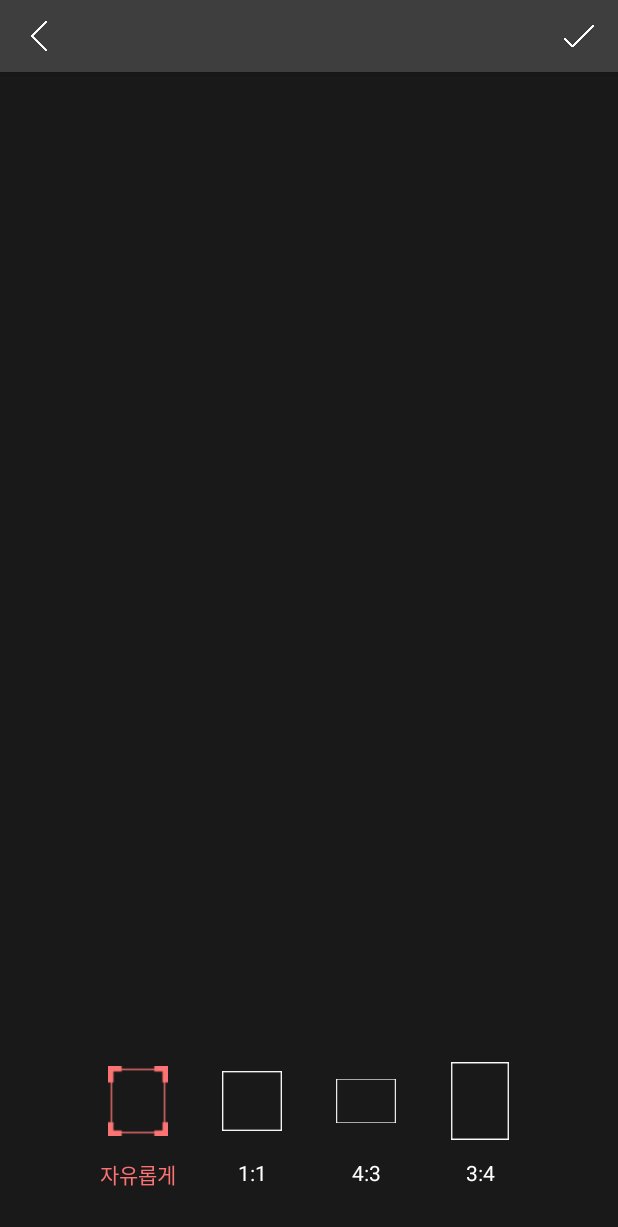
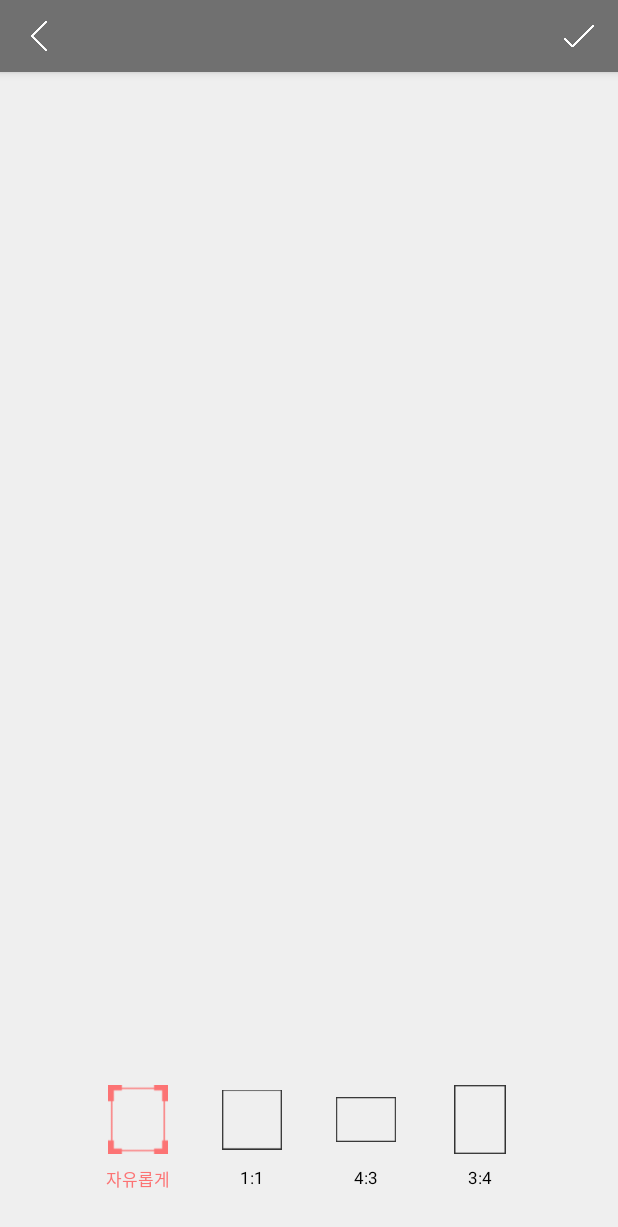
Before and after one commit to gkskzh100/NewAragraphy, an Android app: the CropBgActivity screen opened directly, with no data from a screen before it, after a tap on an icon or button, on a phone screen of 412 x 824 dp. Shown: the top 1227 px of the screen. Run offline under Robolectric (Android 15) with nearby library versions, the light colour scheme and no system bars; libraries missing offline, so code that uses them is left out: com.theartofdev.edmodo; plain views replace CropImageView; Roboto replaces fonts that are not available here; 9 statements that could not run were skipped.

Commit message:
new Errror();

```diff
--- a/app/src/main/java/jm/dodam/newaragraphy/controller/activities/CropBgActivity.java
+++ b/app/src/main/java/jm/dodam/newaragraphy/controller/activities/CropBgActivity.java
@@ -55,9 +55,9 @@ public class CropBgActivity extends AppCompatActivity {
     * TODO: 특별한 이유가 없다면 private 을 의무화하는게 좋음
     * 미연의 사고를 방지하기 위함
     * */
-    CropImageView cropImageView;
-    String uri = null;
-    Bitmap bitmap = null;
+    private CropImageView cropImageView;
+    private String uri = null;
+    private Bitmap bitmap = null;
     back task;
 
 
@@ -151,7 +151,7 @@ public class CropBgActivity extends AppCompatActivity {
         /*
         * TODO Color 의 경우 res폴더의 colors.xml 을 생성하여 다루는 것을 권장
         * */
-        actionBar.setBackgroundDrawable(new ColorDrawable(Color.parseColor("#3e3e3e")));
+        actionBar.setBackgroundDrawable(new ColorDrawable(Color.parseColor("#707070")));
 
 
         ActionBar.LayoutParams params = new ActionBar.LayoutParams(ActionBar.LayoutParams.MATCH_PARENT);
@@ -229,10 +229,10 @@ public class CropBgActivity extends AppCompatActivity {
         });
     }
     private void buttonWhiteChange(){
-        cropSquareTv.setTextColor(Color.parseColor("#ffffff"));
-        cropVsquareTv.setTextColor(Color.parseColor("#ffffff"));
-        cropHsquareTv.setTextColor(Color.parseColor("#ffffff"));
-        cropFreeTv.setTextColor(Color.parseColor("#ffffff"));
+        cropSquareTv.setTextColor(Color.parseColor("#000000"));
+        cropVsquareTv.setTextColor(Color.parseColor("#000000"));
+        cropHsquareTv.setTextColor(Color.parseColor("#000000"));
+        cropFreeTv.setTextColor(Color.parseColor("#000000"));
 
         freeCropImageBtn.setImageResource(R.drawable.cropfield);
         squareCropImageBtn.setImageResource(R.drawable.square);
--- a/app/src/main/java/jm/dodam/newaragraphy/controller/activities/MainActivity.java
+++ b/app/src/main/java/jm/dodam/newaragraphy/controller/activities/MainActivity.java
@@ -105,7 +105,8 @@ public class MainActivity extends Activity {
     }
     private void parseImages(){
         // TODO: 변수명 + 하드코딩
-        JsoupAsyncTask jsoupAsyncTask = new JsoupAsyncTask(getApplicationContext(),"https://unsplash.com/collections/225685/surf");
-        jsoupAsyncTask.execute();
+        //사진 사이트에서 이미지 파싱중
+        JsoupAsyncTask imageParsing = new JsoupAsyncTask(getApplicationContext(),"https://unsplash.com/collections/225685/surf");
+        imageParsing.execute();
     }
 }
--- a/app/src/main/java/jm/dodam/newaragraphy/controller/activities/WriteActivity.java
+++ b/app/src/main/java/jm/dodam/newaragraphy/controller/activities/WriteActivity.java
@@ -5,6 +5,7 @@ import android.content.pm.ResolveInfo;
 import android.graphics.Bitmap;
 import android.graphics.Canvas;
 import android.graphics.Color;
+import android.graphics.Typeface;
 import android.graphics.drawable.ColorDrawable;
 import android.net.Uri;
 import android.os.Build;
@@ -291,6 +292,11 @@ public class WriteActivity extends AppCompatActivity implements FontMenuFragment
 
 
     @Override
+    public void onFontChanged(Typeface font) {
+        Log.d(TAG,""+font);
+    }
+
+    @Override
     public void onColorChanged(int color) {
         Log.d(TAG, "" + color);
     }
--- a/app/src/main/java/jm/dodam/newaragraphy/controller/adapters/BackgroundAdapter.java
+++ b/app/src/main/java/jm/dodam/newaragraphy/controller/adapters/BackgroundAdapter.java
@@ -34,7 +34,7 @@ public class BackgroundAdapter extends RecyclerView.Adapter<BackgroundAdapter.Vi
 
     @Override
     public void onBindViewHolder(ViewHolder holder, final int position) {
-
+        //이미지 넣어주기
         Glide.with(context)
                 .load(images.get(position))
                 .centerCrop()
--- a/app/src/main/java/jm/dodam/newaragraphy/utils/ImageResource.java
+++ b/app/src/main/java/jm/dodam/newaragraphy/utils/ImageResource.java
@@ -17,6 +17,7 @@ public class ImageResource {
 
     /*
     * TODO: 스태틱을 사용한 이유를 모르겠음
+    * //실행될때 파싱한 이미지를 static으로 저장 (다른 액티비티에서 사용 유효)
     * */
     static ArrayList<String> arrayList = new ArrayList<>();
 
--- a/app/src/main/res/layout/activity_cropimage.xml
+++ b/app/src/main/res/layout/activity_cropimage.xml
@@ -2,7 +2,7 @@
 <LinearLayout xmlns:android="http://schemas.android.com/apk/res/android"
     android:layout_width="match_parent"
     android:layout_height="match_parent"
-    android:background="#191919"
+    android:background="#efefef"
     android:orientation="vertical"
     android:weightSum="100">
 
@@ -11,12 +11,12 @@
         android:id="@+id/cropImage"
         android:layout_width="match_parent"
         android:layout_height="0dp"
-        android:layout_weight="83" />
+        android:layout_weight="85" />
 
     <LinearLayout
         android:layout_width="match_parent"
         android:layout_height="0dp"
-        android:layout_weight="17"
+        android:layout_weight="15"
         android:orientation="horizontal"
         android:weightSum="100">
 
@@ -38,7 +38,7 @@
                 android:id="@+id/freeCropImageBtn"
                 android:layout_width="match_parent"
                 android:layout_height="0dp"
-                android:layout_marginBottom="12dp"
+                android:layout_marginBottom="8dp"
                 android:layout_marginLeft="16dp"
                 android:layout_marginRight="16dp"
                 android:layout_marginTop="16dp"
@@ -46,6 +46,7 @@
                 android:src="@drawable/cropfield_press" />
 
             <TextView
+                android:textSize="11sp"
                 android:id="@+id/cropFreeTv"
                 android:layout_width="match_parent"
                 android:layout_height="0dp"
@@ -67,7 +68,7 @@
                 android:id="@+id/squareCropImageBtn"
                 android:layout_width="match_parent"
                 android:layout_height="0dp"
-                android:layout_marginBottom="12dp"
+                android:layout_marginBottom="8dp"
                 android:layout_marginLeft="16dp"
                 android:layout_marginRight="16dp"
                 android:layout_marginTop="16dp"
@@ -75,13 +76,14 @@
                 android:src="@drawable/square" />
 
             <TextView
+                android:textSize="11sp"
                 android:id="@+id/cropSquareTv"
                 android:layout_width="match_parent"
                 android:layout_height="0dp"
                 android:layout_weight="50"
                 android:gravity="center_horizontal"
                 android:text="1:1"
-                android:textColor="#ffffff" />
+                android:textColor="@color/dark" />
         </LinearLayout>
 
         <LinearLayout
@@ -97,7 +99,7 @@
                 android:id="@+id/hQuadrangleCropImageBtn"
                 android:layout_width="match_parent"
                 android:layout_height="0dp"
-                android:layout_marginBottom="12dp"
+                android:layout_marginBottom="8dp"
                 android:layout_marginLeft="16dp"
                 android:layout_marginRight="16dp"
                 android:layout_marginTop="16dp"
@@ -105,13 +107,14 @@
                 android:src="@drawable/quadrangle_horizontal" />
 
             <TextView
+                android:textSize="11sp"
                 android:id="@+id/cropHsquareTv"
                 android:layout_width="match_parent"
                 android:layout_height="0dp"
                 android:layout_weight="50"
                 android:gravity="center_horizontal"
                 android:text="4:3"
-                android:textColor="#ffffff" />
+                android:textColor="@color/dark" />
 
         </LinearLayout>
 
@@ -127,7 +130,7 @@
                 android:id="@+id/vQuadrangleCropImageBtn"
                 android:layout_width="match_parent"
                 android:layout_height="0dp"
-                android:layout_marginBottom="12dp"
+                android:layout_marginBottom="8dp"
                 android:layout_marginLeft="16dp"
                 android:layout_marginRight="16dp"
                 android:layout_marginTop="16dp"
@@ -135,13 +138,15 @@
                 android:src="@drawable/quadrangle_vertical" />
 
             <TextView
+
+                android:textSize="11sp"
                 android:id="@+id/cropVsquareTv"
                 android:layout_width="match_parent"
                 android:layout_height="0dp"
                 android:layout_weight="50"
                 android:gravity="center_horizontal"
                 android:text="3:4"
-                android:textColor="#ffffff" />
+                android:textColor="@color/dark" />
 
         </LinearLayout>
 
--- a/app/src/main/res/layout/layout_actionbar_crop.xml
+++ b/app/src/main/res/layout/layout_actionbar_crop.xml
@@ -1,8 +1,7 @@
 <?xml version="1.0" encoding="utf-8"?>
 <RelativeLayout xmlns:android="http://schemas.android.com/apk/res/android"
     android:layout_width="match_parent"
-    android:layout_height="match_parent"
-    android:background="#3e3e3e"    >
+    android:layout_height="match_parent">
 
     <!--TODO: 코드 내 공백은 취향이지만 xml 태그 구문 도중 공백을 주는것은 가독성을 해침 -->
     <!--TODO: 20dp, 100dp 같이 HARD CODING 하는 습관을 버려야함 xml 에서도 dimen.xml 이라는 훌륭한 도구가 있음 -->
--- a/app/src/main/res/values/colors.xml
+++ b/app/src/main/res/values/colors.xml
@@ -7,4 +7,7 @@
     <color name="colorTest">#696969</color>
     <color name="workroomBackground">#191919</color>
     <color name="shareBackground">#3e3e3e</color>
+    <color name="cropActionbar">#707070</color>
+    <color name="white">#ffffff</color>
+    <color name="dark">#000000</color>
 </resources>
```
Also changed, not shown: app/src/main/java/jm/dodam/newaragraphy/controller/activities/SelectBackActivity.java (+5 -4 lines), app/src/main/java/jm/dodam/newaragraphy/controller/fragment/ChangeFontFragment.java (added, +117 -0 lines), app/src/main/java/jm/dodam/newaragraphy/controller/fragment/FontMenuFragment.java (+15 -0 lines), app/src/main/res/layout/fragment_change_font.xml (added, +13 -0 lines), app/src/main/res/layout/item_change_fonts.xml (added, +16 -0 lines), app/src/main/res/drawable/cropfield.png, app/src/main/res/drawable/quadrangle_horizontal.png, app/src/main/res/drawable/quadrangle_vertical.png, app/src/main/res/drawable/square.png, 1 other file.
